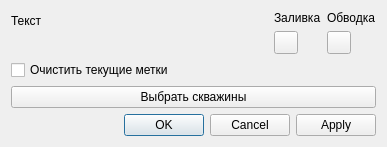
Old version of the form wellsMarkDialog_base.ui in the repository vvkond/QGIS.
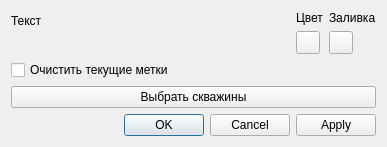
New version of the form. Custom widgets are drawn as their Qt base class.

Commit message: #Fix #markWells Используем столбцы по умолчанию bufcol,lablcol.И цвет заливки может быть отключен

```diff
--- a/wellsMarkDialog_base.ui
+++ b/wellsMarkDialog_base.ui
@@ -27,7 +27,21 @@
         </widget>
        </item>
        <item>
-        <widget class="QgsFieldExpressionWidget" name="mFieldExpMarkText"/>
+        <widget class="QgsFieldExpressionWidget" name="mFieldExpMarkText" native="true"/>
+       </item>
+      </layout>
+     </item>
+     <item>
+      <layout class="QVBoxLayout" name="verticalLayout_3">
+       <item>
+        <widget class="QLabel" name="label_3">
+         <property name="text">
+          <string>Цвет</string>
+         </property>
+        </widget>
+       </item>
+       <item>
+        <widget class="QgsColorButtonV2" name="mCBtnLine"/>
        </item>
       </layout>
      </item>
@@ -45,20 +59,6 @@
        </item>
       </layout>
      </item>
-     <item>
-      <layout class="QVBoxLayout" name="verticalLayout_3">
-       <item>
-        <widget class="QLabel" name="label_3">
-         <property name="text">
-          <string>Обводка</string>
-         </property>
-        </widget>
-       </item>
-       <item>
-        <widget class="QgsColorButtonV2" name="mCBtnLine"/>
-       </item>
-      </layout>
-     </item>
     </layout>
    </item>
    <item>
```
The commit also changes 1 other file.
